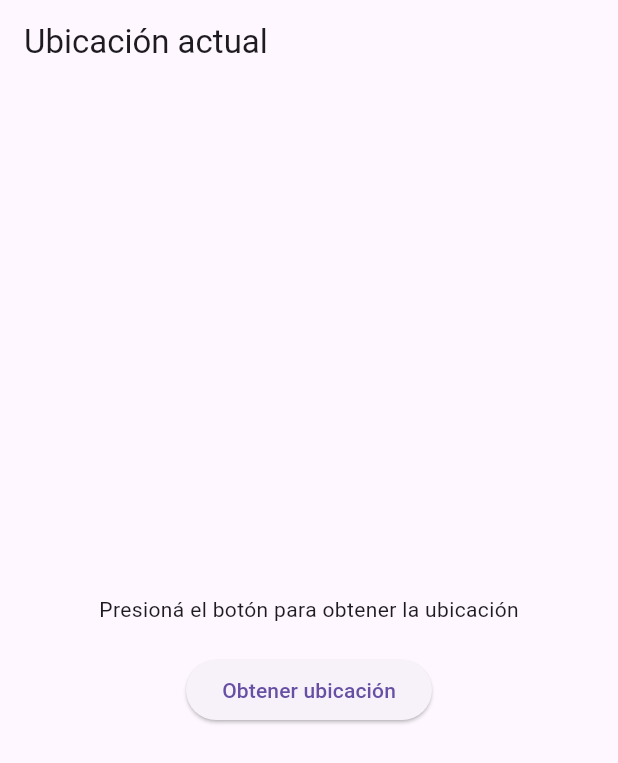
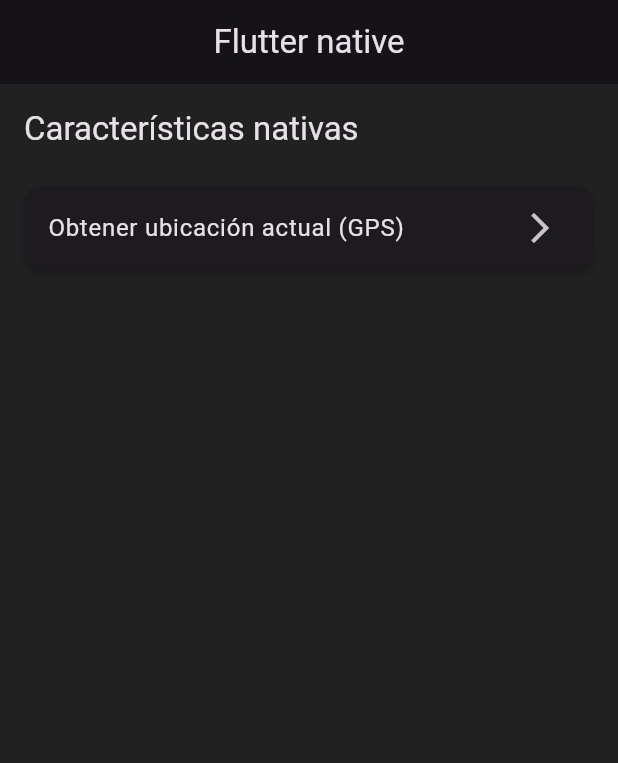
Before and after one commit to adrianferreiro/flutter_native_example, a Flutter app: the screen it shows after launch, on a phone screen of 412 x 824 dp. Shown: the top 763 px of the screen. Run offline on Flutter 3.47's test engine with Material 3 defaults, Android fonts, the phone set to English and light mode, and no system bars; our stand-ins replace flutter_riverpod, go_router.

Commit message:
Setup router and theme
Add home feature

```diff
--- /dev/null
+++ b/lib/config/routes/router.dart
@@ -0,0 +1,26 @@
+import 'package:flutter_native_example/features/location/presentation/screen.dart/location_screen.dart';
+import 'package:go_router/go_router.dart';
+import 'package:flutter_native_example/features/home/presentation/pages/home_screen.dart';
+
+class AppRouter {
+  static final GoRouter _routes = GoRouter(
+    initialLocation: HomeScreen.path,
+    routes: [
+      GoRoute(
+        path: HomeScreen.path,
+        name: HomeScreen.name,
+        builder: (_, __) => const HomeScreen(),
+        routes: [
+          GoRoute(
+            path: LocationScreen.path,
+            name: LocationScreen.name,
+            builder: (_, __) => const LocationScreen(),
+          ),
+        ],
+      ),
+    ],
+  );
+
+  /// Router Getter
+  static GoRouter get routes => _routes;
+}
--- /dev/null
+++ b/lib/core/theme/app_theme.dart
@@ -0,0 +1,143 @@
+import 'package:flutter/material.dart';
+
+final Color primaryColor = Colors.deepPurple;
+
+ThemeData getLightTheme() {
+  final colorScheme = ColorScheme.fromSeed(
+    brightness: Brightness.light,
+    seedColor: primaryColor,
+  );
+  return ThemeData(
+    useMaterial3: true,
+    colorScheme: colorScheme,
+    primaryColor: colorScheme.primary,
+    scaffoldBackgroundColor: Colors.white,
+    appBarTheme: AppBarTheme(
+      centerTitle: true,
+      backgroundColor: colorScheme.primary,
+      foregroundColor: colorScheme.onPrimary,
+    ),
+    elevatedButtonTheme: ElevatedButtonThemeData(
+      style: ElevatedButton.styleFrom(
+        padding: EdgeInsets.symmetric(vertical: 16),
+      ),
+    ),
+    filledButtonTheme: FilledButtonThemeData(
+      style: FilledButton.styleFrom(
+        backgroundColor: primaryColor,
+        padding: const EdgeInsets.symmetric(vertical: 16),
+      ),
+    ),
+    textTheme: TextTheme(
+      bodySmall: TextStyle(color: Colors.black),
+      bodyMedium: TextStyle(color: Colors.black54),
+      bodyLarge: TextStyle(color: Colors.black54),
+    ),
+    inputDecorationTheme: InputDecorationTheme(
+      filled: true,
+      fillColor: Colors.pink[50],
+      border: OutlineInputBorder(
+        borderRadius: BorderRadius.circular(10),
+        borderSide: BorderSide(color: primaryColor),
+      ),
+      focusedBorder: OutlineInputBorder(
+        borderRadius: BorderRadius.circular(10),
+        borderSide: BorderSide(color: Colors.pinkAccent),
+      ),
+    ),
+    buttonTheme: ButtonThemeData(
+      buttonColor: Colors.black, // Button background color
+      textTheme: ButtonTextTheme.primary,
+    ),
+    dropdownMenuTheme: DropdownMenuThemeData(
+      menuStyle: MenuStyle(
+        elevation: WidgetStatePropertyAll(5),
+        backgroundColor: WidgetStatePropertyAll(Colors.pink[100]),
+        alignment: AlignmentDirectional.bottomStart.add(
+          AlignmentDirectional(0, 0.2),
+        ),
+      ),
+      inputDecorationTheme: InputDecorationTheme(
+        filled: true,
+        fillColor: Colors.pink[50],
+        border: OutlineInputBorder(
+          borderRadius: BorderRadius.circular(10),
+          borderSide: BorderSide.none,
+        ),
+        focusedBorder: OutlineInputBorder(
+          borderRadius: BorderRadius.circular(10),
+          borderSide: const BorderSide(color: Colors.pinkAccent),
+        ),
+      ),
+    ),
+  );
+}
+
+ThemeData getDarkTheme() {
+  final colorScheme = ColorScheme.fromSeed(
+    brightness: Brightness.dark,
+    seedColor: primaryColor,
+  );
+  return ThemeData(
+    useMaterial3: true,
+    colorScheme: colorScheme,
+    primaryColor: Colors.pink,
+    scaffoldBackgroundColor: Colors.grey[900],
+    appBarTheme: AppBarTheme(centerTitle: true),
+    elevatedButtonTheme: ElevatedButtonThemeData(
+      style: ElevatedButton.styleFrom(
+        padding: const EdgeInsets.symmetric(vertical: 16),
+      ),
+    ),
+    filledButtonTheme: FilledButtonThemeData(
+      style: FilledButton.styleFrom(
+        backgroundColor: primaryColor,
+        foregroundColor: Colors.white,
+        iconColor: Colors.white,
+        padding: const EdgeInsets.symmetric(vertical: 16),
+      ),
+    ),
+    textTheme: TextTheme(
+      bodySmall: TextStyle(color: Colors.white),
+      bodyMedium: TextStyle(color: Colors.white70),
+      bodyLarge: TextStyle(color: Colors.white70),
+    ),
+    inputDecorationTheme: InputDecorationTheme(
+      filled: true,
+      fillColor: Colors.grey[800],
+      border: OutlineInputBorder(
+        borderRadius: BorderRadius.circular(10),
+        borderSide: BorderSide(color: Colors.pink),
+      ),
+      focusedBorder: OutlineInputBorder(
+        borderRadius: BorderRadius.circular(10),
+        borderSide: BorderSide(color: Colors.pinkAccent),
+      ),
+    ),
+    buttonTheme: ButtonThemeData(
+      buttonColor: Colors.pink, // Button background color
+      textTheme: ButtonTextTheme.primary,
+    ),
+    dropdownMenuTheme: DropdownMenuThemeData(
+      menuStyle: MenuStyle(
+        elevation: WidgetStatePropertyAll(5),
+        backgroundColor: WidgetStatePropertyAll(Colors.black),
+        alignment: AlignmentDirectional.bottomStart.add(
+          AlignmentDirectional(0, 0.2),
+        ),
+      ),
+      inputDecorationTheme: InputDecorationTheme(
+        filled: true,
+        fillColor: Color(0xFF494949),
+        border: OutlineInputBorder(
+          borderRadius: BorderRadius.circular(10),
+          borderSide: BorderSide(color: Colors.white),
+        ),
+        focusedBorder: OutlineInputBorder(
+          borderRadius: BorderRadius.circular(10),
+          borderSide: const BorderSide(color: Colors.pinkAccent),
+        ),
+      ),
+    ),
+  );
+}
--- /dev/null
+++ b/lib/features/home/presentation/pages/home_screen.dart
@@ -0,0 +1,63 @@
+import 'package:flutter/material.dart';
+import 'package:flutter_native_example/features/location/presentation/screen.dart/location_screen.dart';
+import 'package:flutter_riverpod/flutter_riverpod.dart';
+import 'package:go_router/go_router.dart';
+
+class HomeScreen extends ConsumerStatefulWidget {
+  const HomeScreen({super.key});
+
+  static const name = 'home-screen';
+  static const path = '/home';
+
+  @override
+  ConsumerState<ConsumerStatefulWidget> createState() => _HomePageState();
+}
+
+class _HomePageState extends ConsumerState<HomeScreen> {
+  @override
+  Widget build(BuildContext context) {
+    return SafeArea(
+      child: Scaffold(
+        appBar: AppBar(title: Text('Flutter native')),
+        body: ListView(
+          padding: const EdgeInsets.all(16),
+          children: [
+            Text(
+              'Características nativas',
+              style: Theme.of(context).textTheme.titleLarge,
+            ),
+            const SizedBox(height: 16),
+            _NativeFeatureButton(
+              title: 'Obtener ubicación actual (GPS)',
+              onTap: () {
+                final String path = LocationScreen.name;
+
+                context.pushNamed(path);
+              },
+            ),
+          ],
+        ),
+      ),
+    );
+  }
+}
+
+class _NativeFeatureButton extends StatelessWidget {
+  final String title;
+  final VoidCallback onTap;
+
+  const _NativeFeatureButton({required this.title, required this.onTap});
+
+  @override
+  Widget build(BuildContext context) {
+    return Card(
+      elevation: 2,
+      margin: const EdgeInsets.symmetric(vertical: 8),
+      child: ListTile(
+        title: Text(title),
+        trailing: const Icon(Icons.arrow_forward_ios),
+        onTap: onTap,
+      ),
+    );
+  }
+}
--- a/lib/features/location/presentation/widgets/gps_widget.dart
+++ b/lib/features/location/presentation/widgets/gps_widget.dart
@@ -13,6 +13,7 @@
 
     return Column(
       mainAxisAlignment: MainAxisAlignment.center,
+      spacing: 20,
       children: [
         state is LocationInitial
             ? const Text('Presioná el botón para obtener la ubicación')
@@ -26,10 +27,13 @@
             : state is LocationError
             ? Text(state.message, style: const TextStyle(color: Colors.red))
             : const SizedBox.shrink(),
-        const SizedBox(height: 20),
-        ElevatedButton(
-          onPressed: () => controller.fetchLocation(),
-          child: const Text('Obtener ubicación'),
+        Container(
+          margin: const EdgeInsets.all(10),
+          width: double.infinity,
+          child: ElevatedButton(
+            onPressed: () => controller.fetchLocation(),
+            child: const Text('Obtener ubicación'),
+          ),
         ),
       ],
     );
--- a/lib/main.dart
+++ b/lib/main.dart
@@ -1,7 +1,7 @@
 import 'package:flutter/material.dart';
+import 'package:flutter_native_example/config/routes/router.dart';
+import 'package:flutter_native_example/core/theme/app_theme.dart';
 import 'package:flutter_riverpod/flutter_riverpod.dart';
-
-import 'package:flutter_native_example/features/location/presentation/screen.dart/location_screen.dart';
 
 void main() {
   runApp(const ProviderScope(child: MyApp()));
@@ -12,9 +12,10 @@
 
   @override
   Widget build(BuildContext context) {
-    return const MaterialApp(
+    return MaterialApp.router(
       debugShowCheckedModeBanner: false,
-      home: LocationScreen(),
+      routerConfig: AppRouter.routes,
+      theme: getDarkTheme(),
     );
   }
 }
--- a/pubspec.yaml
+++ b/pubspec.yaml
@@ -36,6 +36,7 @@
   cupertino_icons: ^1.0.8
   permission_handler: ^12.0.1
   flutter_riverpod: ^2.6.1
+  go_router: ^16.0.0
 
 dev_dependencies:
   flutter_test:
```
Also changed, not shown: pubspec.lock.
